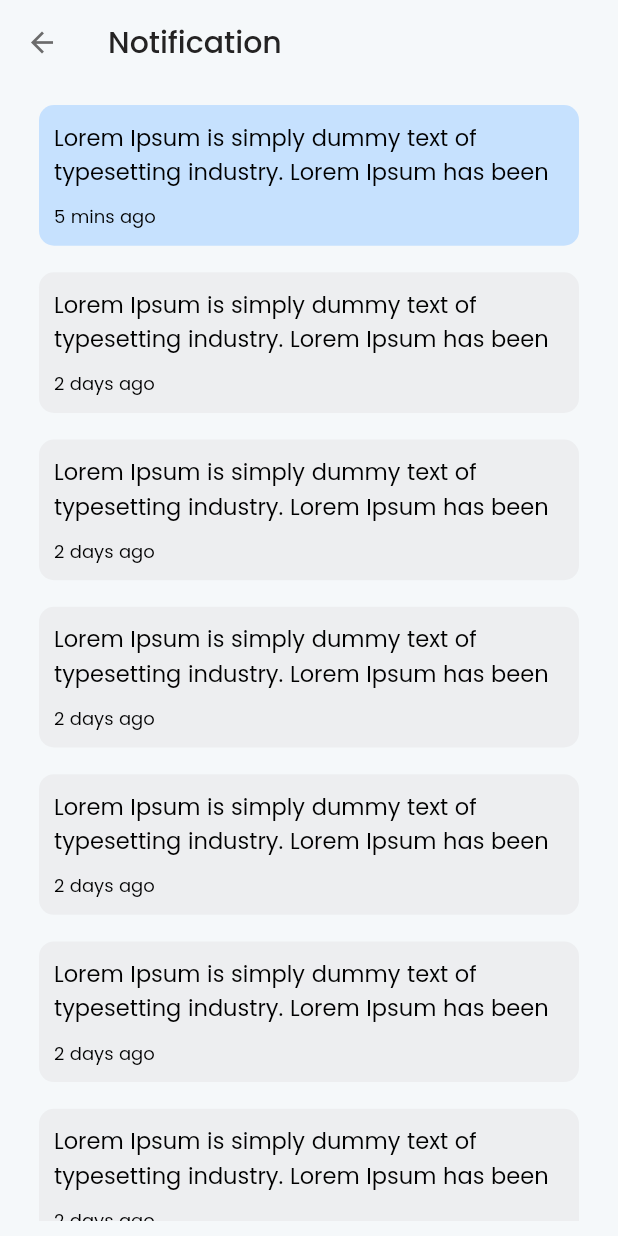
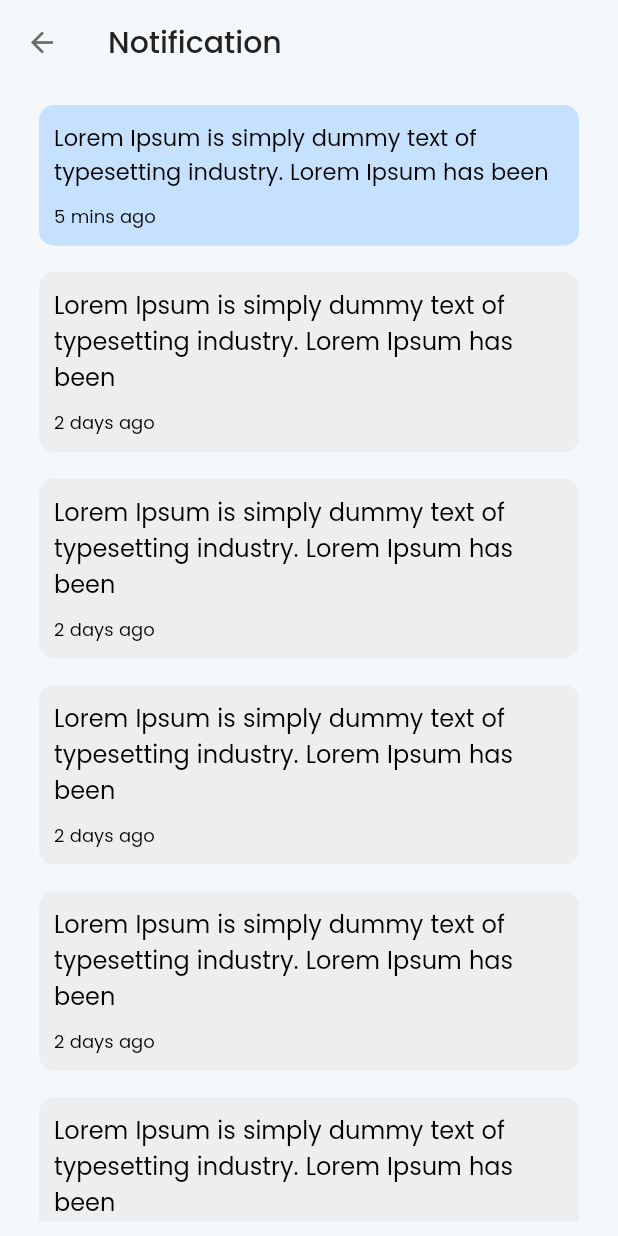
Before and after one commit to kishan06/freeU, a Flutter app: the NotificationPage screen opened by its route, on a phone screen of 412 x 824 dp. Run offline on Flutter 3.47's test engine with Material 2 defaults, Android fonts, the phone set to English and light mode, and no system bars; drawn by our look-alikes of flutter_slidable; our stand-ins replace accordion, dropdown_button2, flutter_native_splash, flutter_screenutil, flutter_svg, fluttertoast and 5 more; project files that could hold a hidden picture were left out.

Commit message:
do not merge this branch this is old design

```diff
--- a/lib/Notification.dart
+++ b/lib/Notification.dart
@@ -264,7 +264,7 @@ class Slidebar extends StatelessWidget {
                   text,
                   style: TextStyle(
                     color: Color(0xFF000000),
-                    fontSize: 15.sm,
+                    fontSize: 16.sm,
                     fontFamily: 'Poppins',
                   ),
                 ),
```
